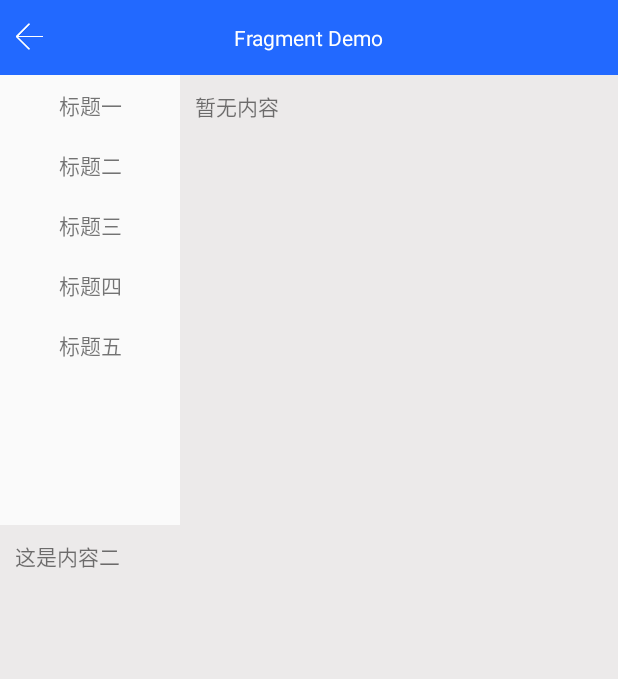
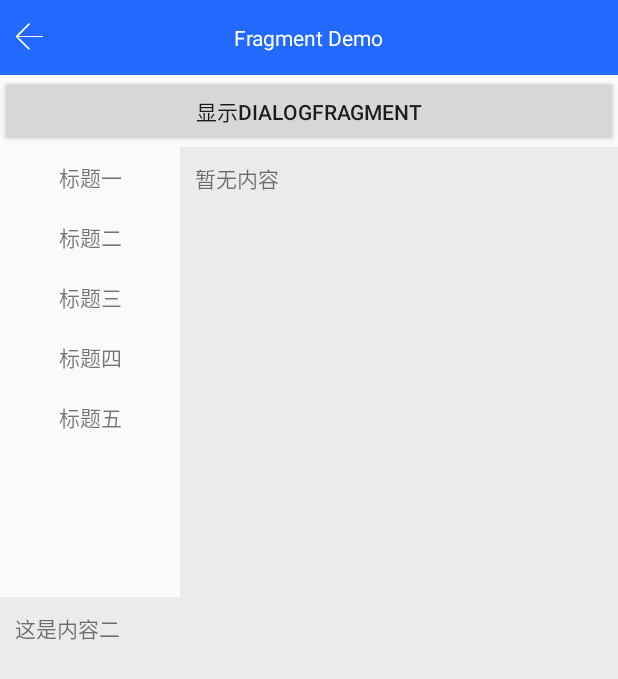
Before and after one commit to icookingcode/AppFrame, an Android app: the ActivityFragmentDemo screen opened directly, with no data from a screen before it, on a phone screen of 412 x 824 dp. Shown: the top 679 px of the screen. Run offline under Robolectric (Android 15) with nearby library versions, the phone set to English and light mode, and no system bars; our stand-ins replace ButterKnife; libraries missing offline, so code that uses them is left out: com.scwang.smartrefresh; plain views replace SmartRefreshLayout; 4 statements that could not run were skipped.

Commit message:
DialogFragment使用

```diff
--- a/app/src/main/res/layout/activity_fragment_demo.xml
+++ b/app/src/main/res/layout/activity_fragment_demo.xml
@@ -12,6 +12,12 @@
         android:layout_height="wrap_content"
         app:leftType="finish"
         app:title="Fragment Demo" />
+
+    <Button
+        android:id="@+id/btn_show_dialog"
+        android:layout_width="match_parent"
+        android:layout_height="wrap_content"
+        android:text="显示DialogFragment" />
 
     <LinearLayout
         android:layout_width="match_parent"
```
Also changed, not shown: app/src/main/java/com/hnhy/epapp/mvp/ui/activity/ActivityFragmentDemo.java (+9 -1 lines), app/src/main/java/com/hnhy/epapp/mvp/ui/fg/MyDialogFragment.java (added, +24 -0 lines).
